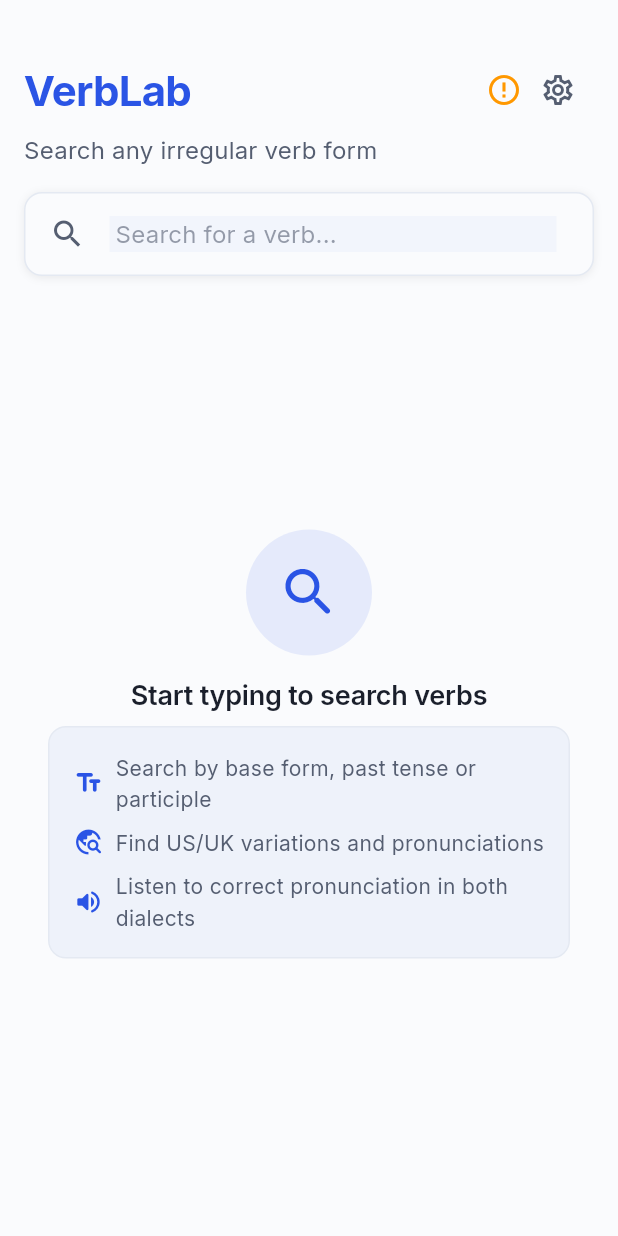
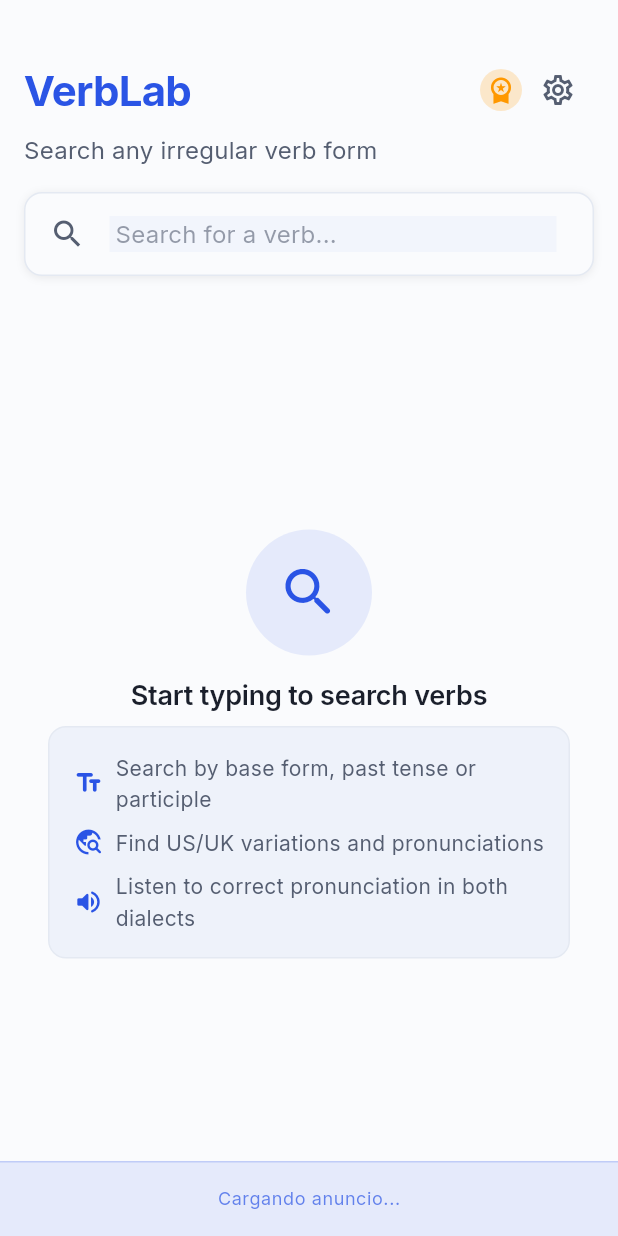
Before and after one commit to abatullu/verblab, a Flutter app: the screen it shows after launch, on a phone screen of 412 x 824 dp. Run offline on Flutter 3.47's test engine with Material 3 defaults, Android fonts, the phone set to English and light mode, and no system bars; our stand-ins replace equatable, flutter_riverpod, flutter_tts, go_router, google_fonts, google_mobile_ads and 3 more; accounts and stored records are empty; network calls fail.

Commit message:
Seguimos anuncios, pero siempre se ve cargando anuncio aunque tenga ids de prueba

```diff
--- a/lib/core/providers/monetization_providers.dart
+++ b/lib/core/providers/monetization_providers.dart
@@ -6,15 +6,19 @@ import '../../data/datasources/purchase/purchase_manager.dart';
 import '../../data/models/purchase_details_model.dart';
 import 'user_preferences_provider.dart';
 
-// Providers para AdManager
-final adManagerProvider = Provider<AdManager>((ref) {
+// Providers para AdManager - Cambiado a ChangeNotifierProvider
+final adManagerProvider = ChangeNotifierProvider<AdManager>((ref) {
   return AdManager();
 });
 
 // Provider para verificar si mostrar anuncios
 final showAdsProvider = Provider<bool>((ref) {
-  final isPremium = ref.watch(isPremiumProvider);
-  return !isPremium;
+  // Para desarrollo, forzar a true independientemente del estado premium
+  return true;
+
+  // Versión original (revertir tras pruebas):
+  // final isPremium = ref.watch(isPremiumProvider);
+  // return !isPremium;
 });
 
 // Providers para PurchaseManager
--- a/lib/presentation/widgets/monetization/banner_ad_container.dart
+++ b/lib/presentation/widgets/monetization/banner_ad_container.dart
@@ -37,26 +37,37 @@ class _BannerAdContainerState extends ConsumerState<BannerAdContainer> {
 
   @override
   Widget build(BuildContext context) {
+    final theme = Theme.of(context);
     final showAds = ref.watch(showAdsProvider);
     final adManager = ref.watch(adManagerProvider);
 
     // No mostrar nada si es premium
     if (!showAds) return const SizedBox.shrink();
 
-    // Mostrar un contenedor vacío mientras se carga
-    if (!adManager.isBannerAdLoaded || adManager.bannerAd == null) {
-      return const SizedBox(
-        height: 50, // Altura estándar de un banner
-        width: double.infinity,
-      );
-    }
-
-    // Mostrar el anuncio
+    // Mostrar un contenedor visible mientras se carga o después de cargar
     return Container(
+      height: 50, // Altura estándar de banner
+      width: double.infinity,
+      decoration: BoxDecoration(
+        color: theme.colorScheme.primary.withValues(alpha: 0.1),
+        border: Border(
+          top: BorderSide(color: theme.colorScheme.primary.withValues(alpha: 0.2)),
+        ),
+      ),
       alignment: Alignment.center,
-      width: adManager.bannerAd!.size.width.toDouble(),
-      height: adManager.bannerAd!.size.height.toDouble(),
-      child: AdWidget(ad: adManager.bannerAd!),
+      child:
+          adManager.isBannerAdLoaded && adManager.bannerAd != null
+              ? SizedBox(
+                width: adManager.bannerAd!.size.width.toDouble(),
+                height: adManager.bannerAd!.size.height.toDouble(),
+                child: AdWidget(ad: adManager.bannerAd!),
+              )
+              : Text(
+                "Cargando anuncio...",
+                style: theme.textTheme.bodySmall?.copyWith(
+                  color: theme.colorScheme.primary.withValues(alpha: 0.7),
+                ),
+              ),
     );
   }
 }
--- a/lib/presentation/widgets/monetization/premium_button.dart
+++ b/lib/presentation/widgets/monetization/premium_button.dart
@@ -153,7 +153,18 @@ class _PremiumButtonState extends ConsumerState<PremiumButton> {
 
   Widget _buildErrorState() {
     return widget.compact
-        ? const Icon(Icons.error_outline, color: Colors.orange, size: 24)
+        ? Container(
+          padding: const EdgeInsets.all(4),
+          decoration: BoxDecoration(
+            color: Colors.orange.withValues(alpha: 0.2),
+            shape: BoxShape.circle,
+          ),
+          child: const Icon(
+            Icons.workspace_premium,
+            color: Colors.orange,
+            size: 20,
+          ),
+        )
         : const ErrorView(
           error: 'Store not available',
           compact: true,
```
Also changed, not shown: lib/data/datasources/ads/ad_manager.dart (+25 -16 lines).
